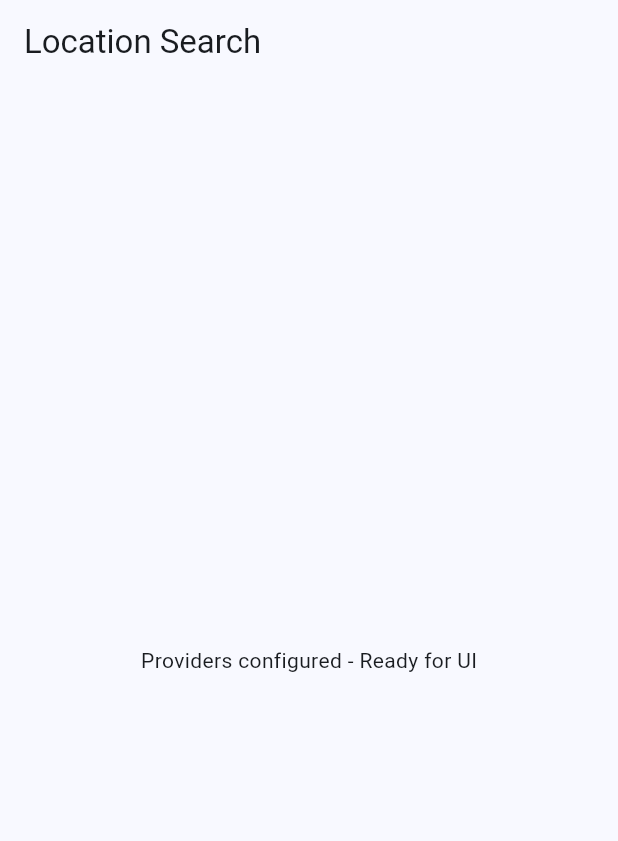
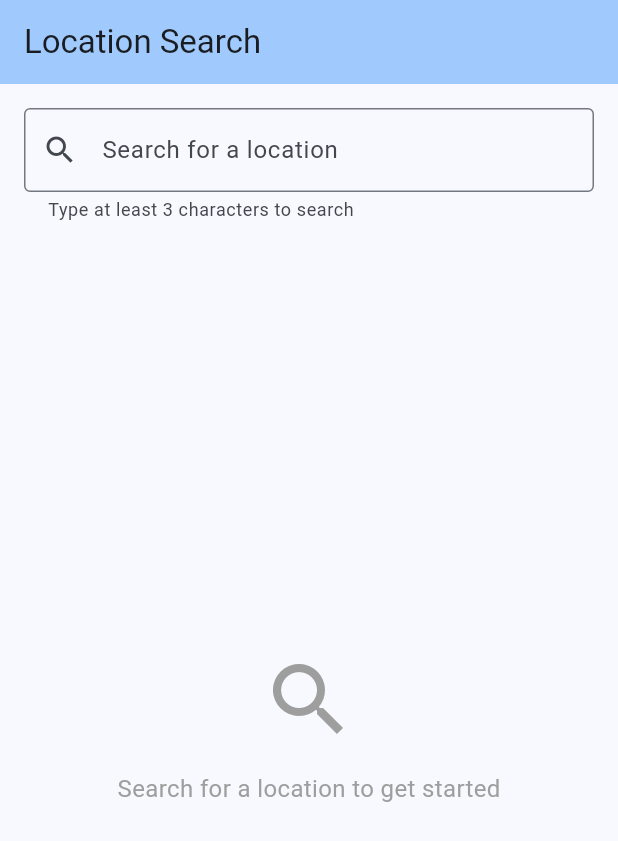
Before and after one commit to knopkem/travel_flutter, a Flutter app: the screen it shows after launch, on a phone screen of 412 x 824 dp. Shown: the top 841 px of the screen. Run offline on Flutter 3.47's test engine with Material 3 defaults, Android fonts, the light colour scheme and no system bars.

Commit message:
Implement WP05: User Story 1 - Search & Select Locations
- Create HomeScreen with search, suggestions, and selected locations
- Create SearchField widget with 300ms debouncing (FR-004)
- Create SuggestionList widget for search results display
- Create SelectedLocationsList widget for managing selections
- Create LocationDetailScreen for Wikipedia content display
- Update main.dart to use HomeScreen as entry point
- Implement keyboard handling and dismissal
- Add loading indicators and empty states
- Add error handling and user feedback (snackbars)
- Prevent duplicate location selection (FR-006)
- Clear suggestions after selection (FR-017)
- All widgets fully documented with examples
- Zero analyzer warnings, formatted with dart format

Completed subtasks: T022-T031
Implements User Story US-001 and Requirements FR-001 through FR-007

````diff
--- a/lib/main.dart
+++ b/lib/main.dart
@@ -2,6 +2,7 @@ import 'package:flutter/material.dart';
 import 'package:provider/provider.dart';
 import 'providers/providers.dart';
 import 'repositories/repositories.dart';
+import 'screens/home_screen.dart';
 
 void main() {
   runApp(
@@ -34,14 +35,7 @@ class MyApp extends StatelessWidget {
         colorScheme: ColorScheme.fromSeed(seedColor: Colors.blue),
         useMaterial3: true,
       ),
-      home: Scaffold(
-        appBar: AppBar(
-          title: const Text('Location Search'),
-        ),
-        body: const Center(
-          child: Text('Providers configured - Ready for UI'),
-        ),
-      ),
+      home: const HomeScreen(),
     );
   }
 }
--- /dev/null
+++ b/lib/screens/home_screen.dart
@@ -0,0 +1,108 @@
+import 'package:flutter/material.dart';
+import 'package:provider/provider.dart';
+import '../providers/providers.dart';
+import '../widgets/search_field.dart';
+import '../widgets/suggestion_list.dart';
+import '../widgets/selected_locations_list.dart';
+
+/// Main screen for location search and selection.
+///
+/// This screen provides the primary user interface for searching
+/// locations and managing the selected locations list. It integrates:
+/// - [SearchField] for text input with debouncing
+/// - [SuggestionList] for displaying search results
+/// - [SelectedLocationsList] for showing selected locations
+///
+/// The screen layout adapts based on the current state:
+/// - Shows suggestions when search results are available
+/// - Shows selected locations when no suggestions present
+/// - Shows empty state when no data available
+///
+/// This implements User Story US-001: "As a user, I want to search
+/// for locations by typing in a search field, see matching suggestions,
+/// and select locations that appear as buttons below the search field."
+///
+/// Example usage (set as home in MaterialApp):
+/// ```dart
+/// MaterialApp(
+///   home: const HomeScreen(),
+/// )
+/// ```
+class HomeScreen extends StatelessWidget {
+  const HomeScreen({super.key});
+
+  @override
+  Widget build(BuildContext context) {
+    return Scaffold(
+      appBar: AppBar(
+        title: const Text('Location Search'),
+        backgroundColor: Theme.of(context).colorScheme.inversePrimary,
+      ),
+      body: Padding(
+        padding: const EdgeInsets.all(16.0),
+        child: Column(
+          children: [
+            // Search input field
+            const SearchField(),
+            const SizedBox(height: 16),
+
+            // Suggestions or selected locations
+            Expanded(
+              child: Consumer<LocationProvider>(
+                builder: (context, provider, child) {
+                  // Show suggestions when available
+                  if (provider.suggestions.isNotEmpty) {
+                    return Column(
+                      crossAxisAlignment: CrossAxisAlignment.start,
+                      children: [
+                        Text(
+                          'Search Results',
+                          style: Theme.of(context).textTheme.titleMedium,
+                        ),
+                        const SizedBox(height: 8),
+                        const Expanded(child: SuggestionList()),
+                      ],
+                    );
+                  }
+
+                  // Show selected locations when no suggestions
+                  if (provider.selectedLocations.isNotEmpty) {
+                    return Column(
+                      crossAxisAlignment: CrossAxisAlignment.start,
+                      children: [
+                        Text(
+                          'Selected Locations',
+                          style: Theme.of(context).textTheme.titleMedium,
+                        ),
+                        const SizedBox(height: 8),
+                        const Expanded(child: SelectedLocationsList()),
+                      ],
+                    );
+                  }
+
+                  // Empty state
+                  return const Center(
+                    child: Column(
+                      mainAxisAlignment: MainAxisAlignment.center,
+                      children: [
+                        Icon(Icons.search, size: 64, color: Colors.grey),
+                        SizedBox(height: 16),
+                        Text(
+                          'Search for a location to get started',
+                          style: TextStyle(
+                            fontSize: 16,
+                            color: Colors.grey,
+                          ),
+                        ),
+                      ],
+                    ),
+                  );
+                },
+              ),
+            ),
+          ],
+        ),
+      ),
+    );
+  }
+}
--- /dev/null
+++ b/lib/widgets/search_field.dart
@@ -0,0 +1,134 @@
+import 'dart:async';
+import 'package:flutter/material.dart';
+import 'package:provider/provider.dart';
+import '../providers/providers.dart';
+
+/// Text input field for searching locations with debouncing.
+///
+/// This widget handles:
+/// - User text input with real-time updates
+/// - 300ms debouncing to reduce API calls
+/// - Minimum 3 characters required for search
+/// - Clear button to reset search
+/// - Loading indicator during search
+/// - Error message display
+///
+/// The debouncing mechanism waits 300ms after the last keystroke
+/// before triggering a search, preventing excessive API calls during
+/// rapid typing.
+///
+/// Example:
+/// ```dart
+/// Column(
+///   children: [
+///     const SearchField(),
+///     // Other widgets...
+///   ],
+/// )
+/// ```
+class SearchField extends StatefulWidget {
+  const SearchField({super.key});
+
+  @override
+  State<SearchField> createState() => _SearchFieldState();
+}
+
+class _SearchFieldState extends State<SearchField> {
+  final _controller = TextEditingController();
+  Timer? _debounce;
+
+  @override
+  void dispose() {
+    _debounce?.cancel();
+    _controller.dispose();
+    super.dispose();
+  }
+
+  /// Handles search input changes with debouncing.
+  ///
+  /// Cancels any pending search and starts a new 300ms timer.
+  /// Only triggers search if query has 3+ characters.
+  /// Clears suggestions if query is empty.
+  void _onSearchChanged(String query) {
+    // Cancel previous timer
+    _debounce?.cancel();
+
+    // Start new timer (300ms debounce)
+    _debounce = Timer(const Duration(milliseconds: 300), () {
+      if (query.length >= 3) {
+        // Trigger search for queries with 3+ characters
+        Provider.of<LocationProvider>(context, listen: false)
+            .searchLocations(query);
+      } else if (query.isEmpty) {
+        // Clear suggestions when field is empty
+        Provider.of<LocationProvider>(context, listen: false)
+            .clearSuggestions();
+      }
+    });
+  }
+
+  /// Handles search submission (Enter key or Done button).
+  void _onSearchSubmitted(String query) {
+    // Cancel debounce and search immediately
+    _debounce?.cancel();
+    if (query.length >= 3) {
+      Provider.of<LocationProvider>(context, listen: false)
+          .searchLocations(query);
+    }
+  }
+
+  @override
+  Widget build(BuildContext context) {
+    return Consumer<LocationProvider>(
+      builder: (context, provider, child) {
+        return Column(
+          crossAxisAlignment: CrossAxisAlignment.start,
+          children: [
+            TextField(
+              controller: _controller,
+              textInputAction: TextInputAction.search,
+              decoration: InputDecoration(
+                labelText: 'Search for a location',
+                hintText: 'e.g., Berlin, Paris, Tokyo',
+                helperText: 'Type at least 3 characters to search',
+                prefixIcon: provider.isLoading
+                    ? const Padding(
+                        padding: EdgeInsets.all(12.0),
+                        child: SizedBox(
+                          width: 20,
+                          height: 20,
+                          child: CircularProgressIndicator(strokeWidth: 2),
+                        ),
+                      )
+                    : const Icon(Icons.search),
+                suffixIcon: _controller.text.isNotEmpty
+                    ? IconButton(
+                        icon: const Icon(Icons.clear),
+                        onPressed: () {
+                          _controller.clear();
+                          provider.clearSuggestions();
+                        },
+                      )
+                    : null,
+                border: const OutlineInputBorder(),
+              ),
+              onChanged: _onSearchChanged,
+              onSubmitted: _onSearchSubmitted,
+            ),
+            if (provider.errorMessage != null)
+              Padding(
+                padding: const EdgeInsets.only(top: 8.0),
+                child: Text(
+                  provider.errorMessage!,
+                  style: TextStyle(
+                    color: Theme.of(context).colorScheme.error,
+                    fontSize: 12,
+                  ),
+                ),
+              ),
+          ],
+        );
+      },
+    );
+  }
+}
````
Also changed, not shown: lib/screens/location_detail_screen.dart (added, +196 -0 lines), lib/widgets/selected_locations_list.dart (added, +118 -0 lines), lib/widgets/suggestion_list.dart (added, +81 -0 lines), 1 other file.
